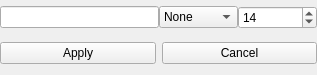
Before: the Qt Designer form ui_files/edit_annotated_text.ui in Dark-Elektron/CavityDesignHub, drawn with Qt 5.
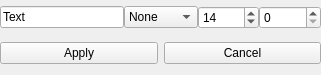
After: the same form once the commit is applied.

```diff
--- a/ui_files/edit_annotated_text.ui
+++ b/ui_files/edit_annotated_text.ui
@@ -6,7 +6,7 @@
    <rect>
     <x>0</x>
     <y>0</y>
-    <width>317</width>
+    <width>321</width>
     <height>75</height>
    </rect>
   </property>
@@ -95,7 +95,11 @@
        </widget>
       </item>
       <item row="0" column="0" colspan="2">
-       <widget class="QLineEdit" name="le_Text"/>
+       <widget class="QLineEdit" name="le_Text">
+        <property name="text">
+         <string>Text</string>
+        </property>
+       </widget>
       </item>
       <item row="0" column="3">
        <widget class="QSpinBox" name="sb_Font_Size">
@@ -107,6 +111,13 @@
         </property>
        </widget>
       </item>
+      <item row="0" column="4">
+       <widget class="QSpinBox" name="sb_Rotation">
+        <property name="maximum">
+         <number>360</number>
+        </property>
+       </widget>
+      </item>
      </layout>
     </widget>
    </item>
```
